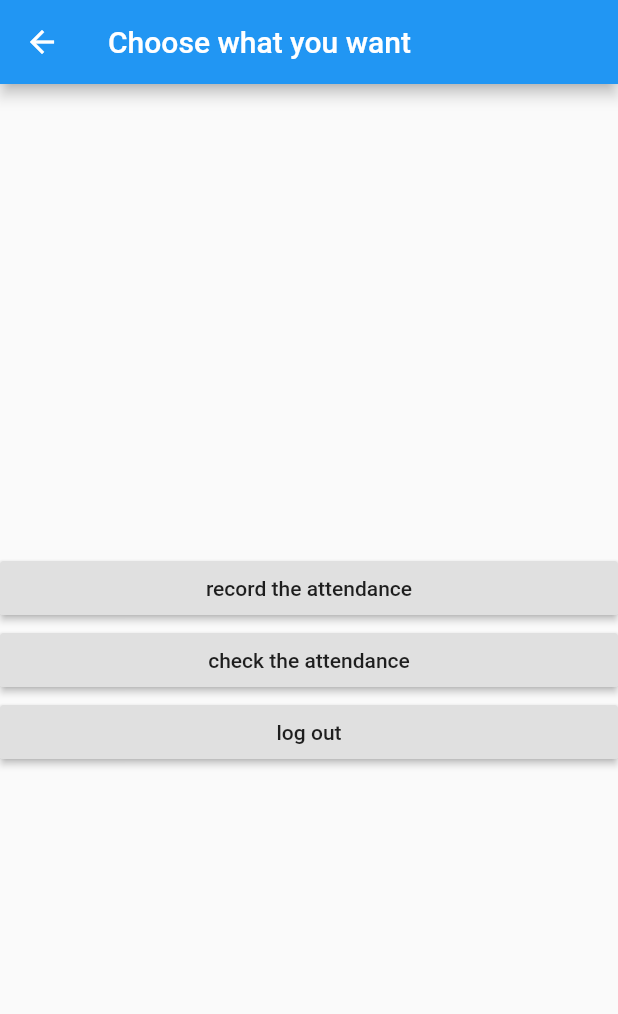
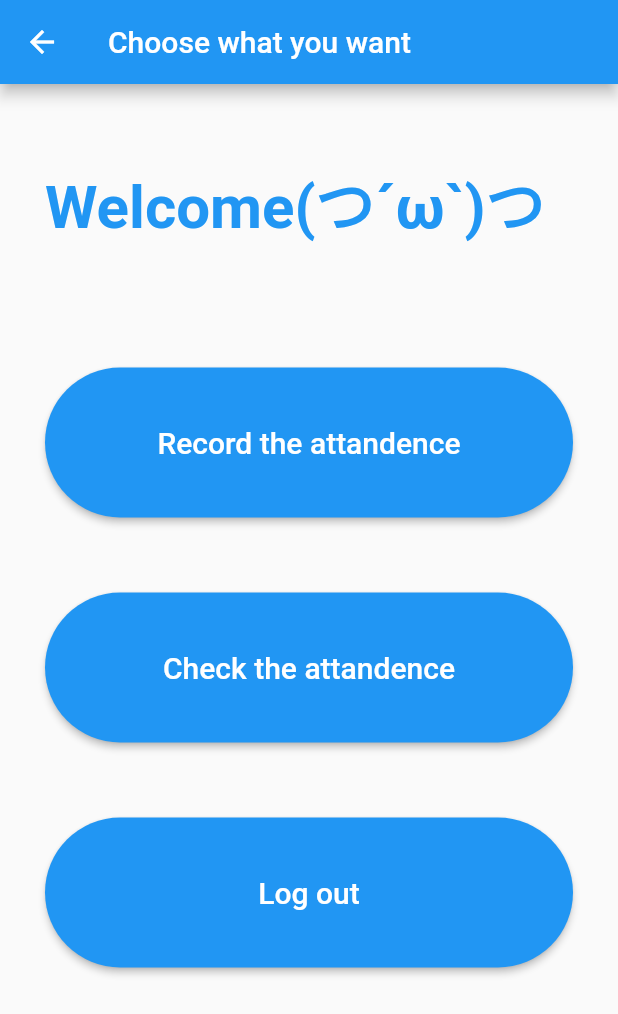
Before and after one commit to yeiogy123/FisherAppTopic, a Flutter app: the ChoosePage screen opened directly, on a phone screen of 412 x 824 dp. Shown: the top 1014 px of the screen. Run offline on Flutter 3.47's test engine with Material 2 defaults, Android fonts, the phone set to English and light mode, and no system bars; our stand-ins replace font_awesome_flutter; missing offline and left inert: mysql1, mysql_utils.

Commit message:
Update ChoosePage.dart

```diff
--- a/lib/pages/ChoosePage.dart
+++ b/lib/pages/ChoosePage.dart
@@ -3,7 +3,6 @@ import 'package:fish/Month_Reocrd/MonthPage.dart';
 import 'DashBoardPage.dart';
 import '../utils/MyLib.dart';
 import 'CheckPage.dart';
-
 class ChoosePage extends StatelessWidget {
   @override
   Widget build(BuildContext context) {
@@ -19,27 +18,92 @@ class Choose extends StatelessWidget {
   @override
   Widget build(BuildContext context) {
     return Column(
-        mainAxisAlignment: MainAxisAlignment.center,
+        mainAxisAlignment: MainAxisAlignment.start,
         crossAxisAlignment: CrossAxisAlignment.stretch,
         children:<Widget>[
-          RaisedButton(
-            child: const Text('record the attendance'),
+          Container(
+            margin: EdgeInsets.only(left: 30, top: 50),
+            child: Text.rich(
+              TextSpan(
+                text: 'Welcome(つ´ω`)つ',
+                style: TextStyle(
+                    fontSize: 40,
+                    color: Colors.blue,
+                    fontWeight: FontWeight.bold
+                ),
+              ),
+            ),
+          ),
+          Container(
+              margin: EdgeInsets.only(left: 30, top: 80),
+              width: 350,
+              height: 100,
+              padding: EdgeInsets.fromLTRB(0, 0, 30, 0),
+              child: RaisedButton(
+                shape: RoundedRectangleBorder(borderRadius: BorderRadius.circular(60.0)),
+                color: Colors.blue,
+                textColor: Colors.white,
+                child: Text.rich(
+                  TextSpan(
+                    text: 'Record the attandence',
+                    style: TextStyle(
+                        fontSize: 20
+                    ),
+                  ),
+
+                ),
                 onPressed: () => Navigator.push(
                     context, MaterialPageRoute(
                       builder:(context)
                           => DashBoardPage()))
+                ,
+              )
           ),
-          RaisedButton(
-            child: const Text('check the attendance'),
-            onPressed: () => Navigator.push(
+          Container(
+              margin: EdgeInsets.only(left: 30, top: 50),
+              width: 350,
+              height: 100,
+              padding: EdgeInsets.fromLTRB(0, 0, 30, 0),
+              child: RaisedButton(
+                shape: RoundedRectangleBorder(borderRadius: BorderRadius.circular(60.0)),
+                color: Colors.blue,
+                textColor: Colors.white,
+                child: Text.rich(
+                  TextSpan(
+                    text: 'Check the attandence',
+                    style: TextStyle(
+                        fontSize: 20
+                    ),
+                  ),
+
+                ),
+                onPressed: ()  => Navigator.push(
                     context, MaterialPageRoute(
                       builder:(context)
                       => Checkapp()))
+                )
           ),
-          RaisedButton(
-              child: const Text('log out'),
-              onPressed: ()=> Navigator.pop(context)
+          Container(
+              margin: EdgeInsets.only(left: 30, top: 50),
+              width: 350,
+              height: 100,
+              padding: EdgeInsets.fromLTRB(0, 0, 30, 0),
+              child: RaisedButton(
+                shape: RoundedRectangleBorder(borderRadius: BorderRadius.circular(60.0)),
+                color: Colors.blue,
+                textColor: Colors.white,
+                child: Text.rich(
+                  TextSpan(
+                    text: 'Log out',
+                    style: TextStyle(
+                        fontSize: 20
+                    ),
+                  ),
+
+                ),
+                onPressed: () => Navigator.pop(context),
               )
+          ),
         ]
     );
   }
```
Lines whose indentation alone changed are shown as unchanged.
